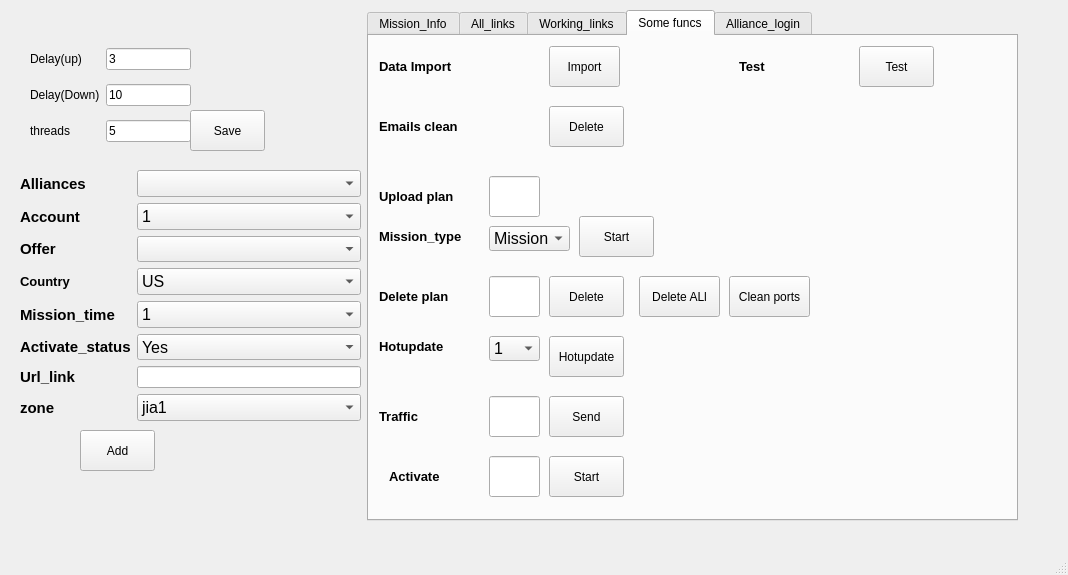
Before: the Qt Designer form ui/test.ui in FuckBrains/src, drawn with Qt 5.
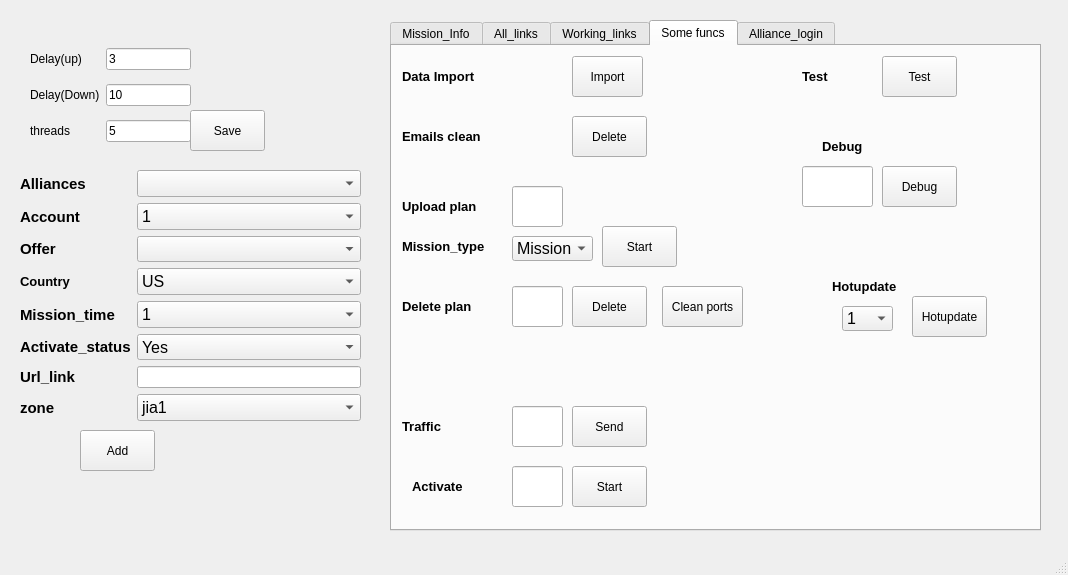
After: the same form once the commit is applied.

```diff
--- a/ui/test.ui
+++ b/ui/test.ui
@@ -90,8 +90,8 @@
    <widget class="QTabWidget" name="tabWidget">
     <property name="geometry">
      <rect>
-      <x>367</x>
-      <y>10</y>
+      <x>390</x>
+      <y>20</y>
       <width>651</width>
       <height>511</height>
      </rect>
@@ -404,9 +404,9 @@
      <widget class="QLabel" name="label_18">
       <property name="geometry">
        <rect>
-        <x>370</x>
+        <x>410</x>
         <y>20</y>
-        <width>111</width>
+        <width>61</width>
         <height>21</height>
        </rect>
       </property>
@@ -421,24 +421,11 @@
        <string>Test</string>
       </property>
      </widget>
-     <widget class="QPushButton" name="pushButton14">
-      <property name="geometry">
-       <rect>
-        <x>270</x>
-        <y>240</y>
-        <width>81</width>
-        <height>41</height>
-       </rect>
-      </property>
-      <property name="text">
-       <string>Delete ALl</string>
-      </property>
-     </widget>
      <widget class="QLabel" name="label_19">
       <property name="geometry">
        <rect>
-        <x>10</x>
-        <y>300</y>
+        <x>440</x>
+        <y>230</y>
         <width>111</width>
         <height>21</height>
        </rect>
@@ -457,8 +444,8 @@
      <widget class="QComboBox" name="comboBox10">
       <property name="geometry">
        <rect>
-        <x>120</x>
-        <y>300</y>
+        <x>450</x>
+        <y>260</y>
         <width>51</width>
         <height>25</height>
        </rect>
@@ -572,8 +559,8 @@
      <widget class="QPushButton" name="pushButton15">
       <property name="geometry">
        <rect>
-        <x>180</x>
-        <y>300</y>
+        <x>520</x>
+        <y>250</y>
         <width>75</width>
         <height>41</height>
        </rect>
@@ -701,7 +688,7 @@
      <widget class="QPushButton" name="pushButton18">
       <property name="geometry">
        <rect>
-        <x>360</x>
+        <x>270</x>
         <y>240</y>
         <width>81</width>
         <height>41</height>
@@ -763,6 +750,52 @@
        <string/>
       </property>
      </widget>
+     <widget class="QLineEdit" name="lineEdit12">
+      <property name="geometry">
+       <rect>
+        <x>410</x>
+        <y>120</y>
+        <width>71</width>
+        <height>41</height>
+       </rect>
+      </property>
+      <property name="text">
+       <string/>
+      </property>
+     </widget>
+     <widget class="QPushButton" name="pushButton19">
+      <property name="geometry">
+       <rect>
+        <x>490</x>
+        <y>120</y>
+        <width>75</width>
+        <height>41</height>
+       </rect>
+      </property>
+      <property name="text">
+       <string>Debug</string>
+      </property>
+     </widget>
+     <widget class="QLabel" name="label_25">
+      <property name="geometry">
+       <rect>
+        <x>430</x>
+        <y>90</y>
+        <width>61</width>
+        <height>21</height>
+       </rect>
+      </property>
+      <property name="font">
+       <font>
+        <pointsize>10</pointsize>
+        <weight>75</weight>
+        <bold>true</bold>
+       </font>
+      </property>
+      <property name="text">
+       <string>Debug</string>
+      </property>
+     </widget>
     </widget>
     <widget class="QWidget" name="tab_4">
      <attribute name="title">
```
